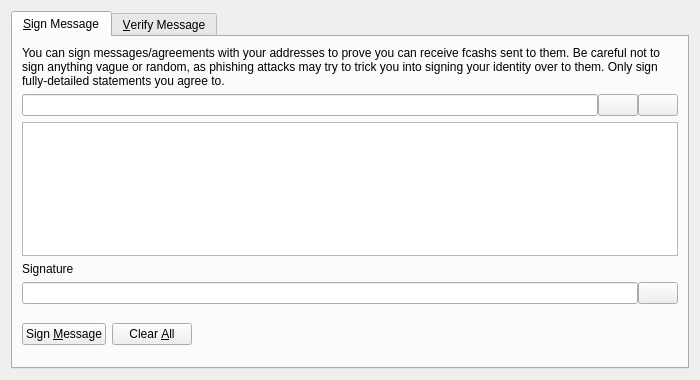
Before: the Qt Designer form src/qt/forms/signverifymessagedialog.ui in fcash-project/fcash-core, drawn with Qt 5.
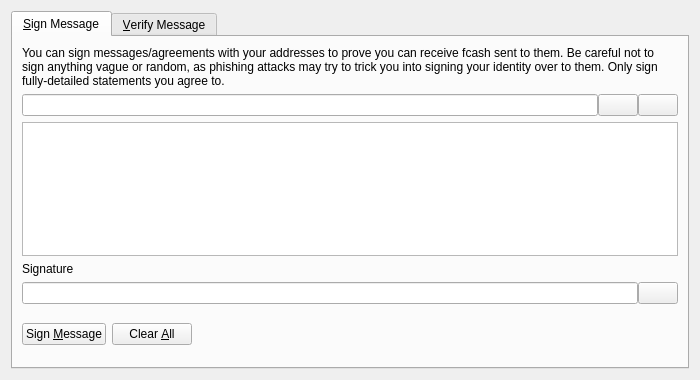
After: the same form once the commit is applied. Icons and pictures are not drawn. Custom widgets are drawn as their Qt base class.

The edit to the form file:
```diff
--- a/src/qt/forms/signverifymessagedialog.ui
+++ b/src/qt/forms/signverifymessagedialog.ui
@@ -30,7 +30,7 @@
        <item>
         <widget class="QLabel" name="infoLabel_SM">
          <property name="text">
-          <string>You can sign messages/agreements with your addresses to prove you can receive fcashs sent to them. Be careful not to sign anything vague or random, as phishing attacks may try to trick you into signing your identity over to them. Only sign fully-detailed statements you agree to.</string>
+          <string>You can sign messages/agreements with your addresses to prove you can receive fcash sent to them. Be careful not to sign anything vague or random, as phishing attacks may try to trick you into signing your identity over to them. Only sign fully-detailed statements you agree to.</string>
          </property>
          <property name="textFormat">
           <enum>Qt::PlainText</enum>
```
